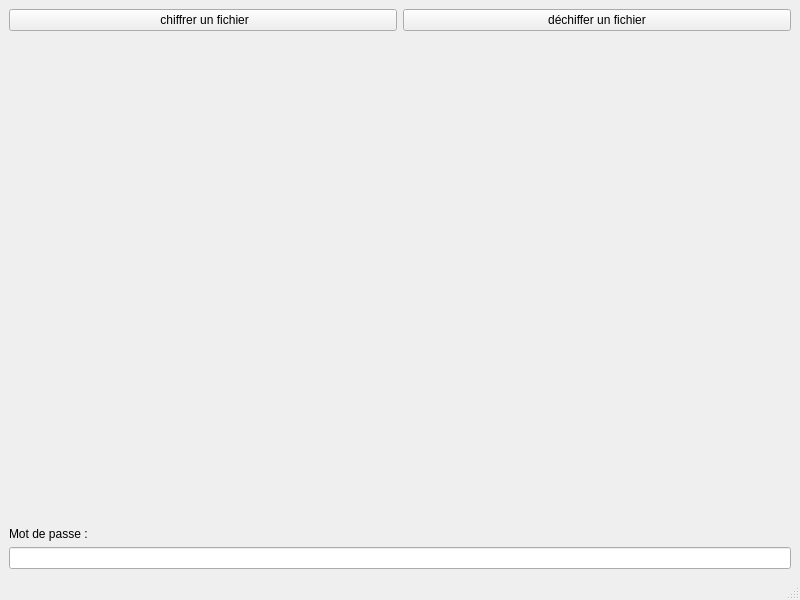
The window that UI/mainwindow.ui (Gawdamn/chiffrement_AES) describes before a commit, drawn with Qt 5.
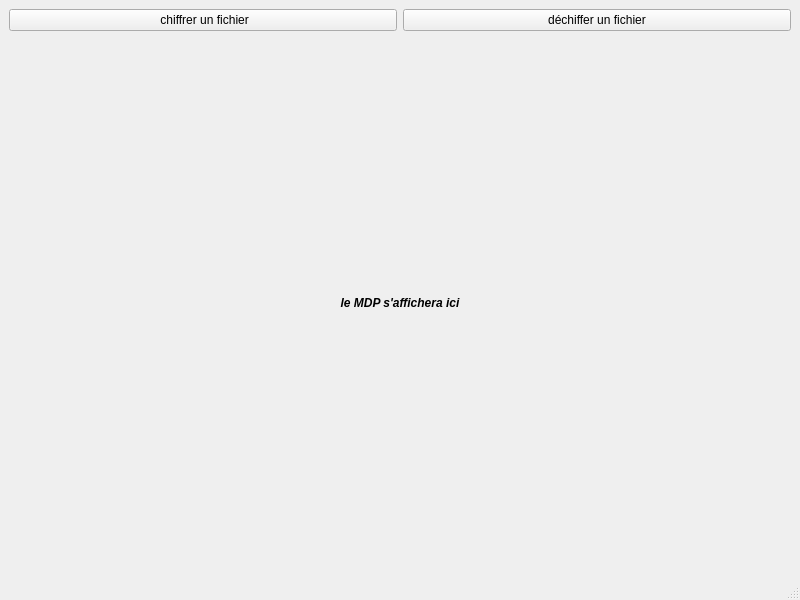
The same window after the commit.

Commit message: ajout d'une nouvelle fenêtre pour demander le mot de passe lors de la sélection d'un fichier pour le chiffrement/déchiffrement

What changed in the file:
```diff
--- a/UI/mainwindow.ui
+++ b/UI/mainwindow.ui
@@ -33,31 +33,27 @@
       </item>
      </layout>
     </item>
-    <item row="3" column="0">
-     <layout class="QVBoxLayout" name="verticalLayout">
+    <item row="1" column="0">
+     <layout class="QHBoxLayout" name="horizontalLayout_2">
       <item>
-       <spacer name="verticalSpacer">
-        <property name="orientation">
-         <enum>Qt::Orientation::Vertical</enum>
+       <widget class="QLabel" name="passwordDisplayLabel">
+        <property name="font">
+         <font>
+          <italic>true</italic>
+          <bold>true</bold>
+         </font>
         </property>
-        <property name="sizeHint" stdset="0">
-         <size>
-          <width>20</width>
-          <height>40</height>
-         </size>
-        </property>
-       </spacer>
-      </item>
-      <item>
-       <widget class="QLabel" name="label">
         <property name="text">
-         <string>Mot de passe :</string>
+         <string>le MDP s'affichera ici</string>
+        </property>
+        <property name="alignment">
+         <set>Qt::AlignmentFlag::AlignCenter</set>
+        </property>
+        <property name="indent">
+         <number>-1</number>
         </property>
        </widget>
       </item>
-      <item>
-       <widget class="QLineEdit" name="PasswordlineEdit"/>
-      </item>
      </layout>
     </item>
    </layout>
```
The commit also changes 6 other files.
